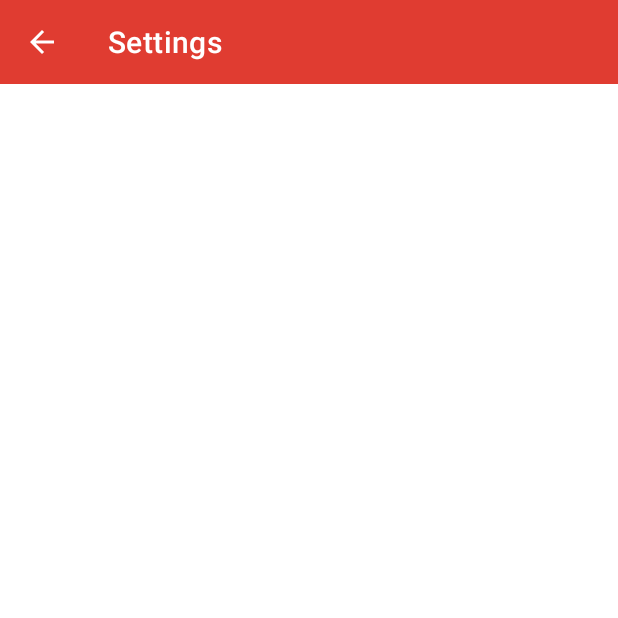
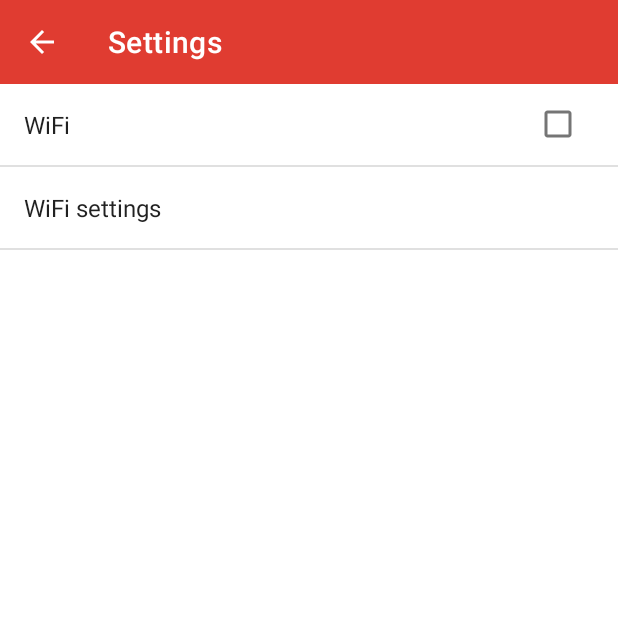
Before and after one commit to RealHephaistos/PSI-Univ, an Android app: the SettingsActivity screen opened directly, with no data from a screen before it, on a phone screen of 412 x 824 dp, the top half of it. Run offline under Robolectric (Android 15) with nearby library versions, the light colour scheme and no system bars.

Commit message:
Menu préférence disponible

```diff
--- a/app/src/main/java/com/example/psi_univ/ui/activities/SettingsActivity.java
+++ b/app/src/main/java/com/example/psi_univ/ui/activities/SettingsActivity.java
@@ -9,6 +9,7 @@ import android.view.View;
 import android.widget.Toast;
 
 import com.example.psi_univ.R;
+import com.example.psi_univ.ui.fragments.SettingsFragment;
 
 
 public class SettingsActivity extends AppCompatActivity {
@@ -31,5 +32,12 @@ public class SettingsActivity extends AppCompatActivity {
             }
         });
 
+        if (findViewById(R.id.settings_container) != null) {
+            if (savedInstanceState != null){
+                return;
+            }
+
+            getFragmentManager().beginTransaction().add(R.id.settings_container, new SettingsFragment()).commit();
+        }
     }
 }
--- a/app/src/main/java/com/example/psi_univ/ui/fragments/SettingsFragment.java
+++ b/app/src/main/java/com/example/psi_univ/ui/fragments/SettingsFragment.java
@@ -8,14 +8,15 @@ import android.view.ViewGroup;
 import androidx.annotation.NonNull;
 import androidx.annotation.Nullable;
 import androidx.fragment.app.Fragment;
+import android.preference.PreferenceFragment;
 
 import com.example.psi_univ.R;
 
-public class SettingsFragment extends Fragment {
+public class SettingsFragment extends PreferenceFragment {
 
-    @Nullable
     @Override
-    public View onCreateView(@NonNull LayoutInflater inflater, @Nullable ViewGroup container, @Nullable Bundle savedInstanceState) {
-        return inflater.inflate(R.layout.fragment_settings, container, false);
+    public void onCreate(@Nullable Bundle savedInstanceState) {
+        super.onCreate(savedInstanceState);
+        addPreferencesFromResource(R.xml.preferences);
     }
 }
--- a/app/src/main/res/layout/activity_settings.xml
+++ b/app/src/main/res/layout/activity_settings.xml
@@ -17,4 +17,12 @@
         app:title="@string/Settings"
         app:titleTextColor="@color/white" />
 
+    <FrameLayout
+        android:layout_below="@id/ToolBar"
+        android:layout_width="match_parent"
+        android:layout_height="match_parent"
+        android:id="@+id/settings_container">
+
+    </FrameLayout>
+
 </RelativeLayout>
--- a/app/src/main/res/xml/preferences.xml
+++ b/app/src/main/res/xml/preferences.xml
@@ -1,4 +1,14 @@
-<?xml version="1.0" encoding="utf-8"?>
-<PreferenceScreen xmlns:android="http://schemas.android.com/apk/res/android">
-
+<PreferenceScreen
+    xmlns:android="http://schemas.android.com/apk/res/android"
+    android:key="first_preferencescreen">
+    <CheckBoxPreference
+        android:key="wifi enabled"
+        android:title="WiFi" />
+    <PreferenceScreen
+        android:key="second_preferencescreen"
+        android:title="WiFi settings">
+        <CheckBoxPreference
+            android:key="prefer wifi"
+            android:title="Prefer WiFi" />
+    </PreferenceScreen>
 </PreferenceScreen>
```
